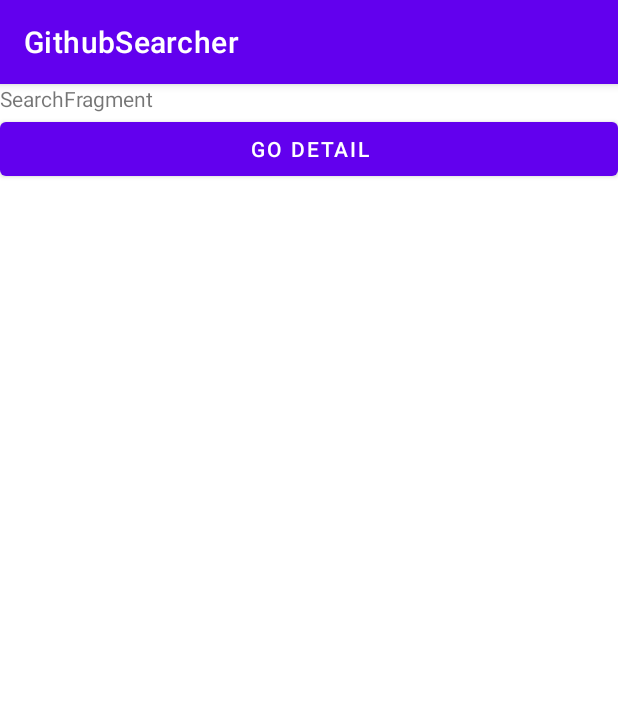
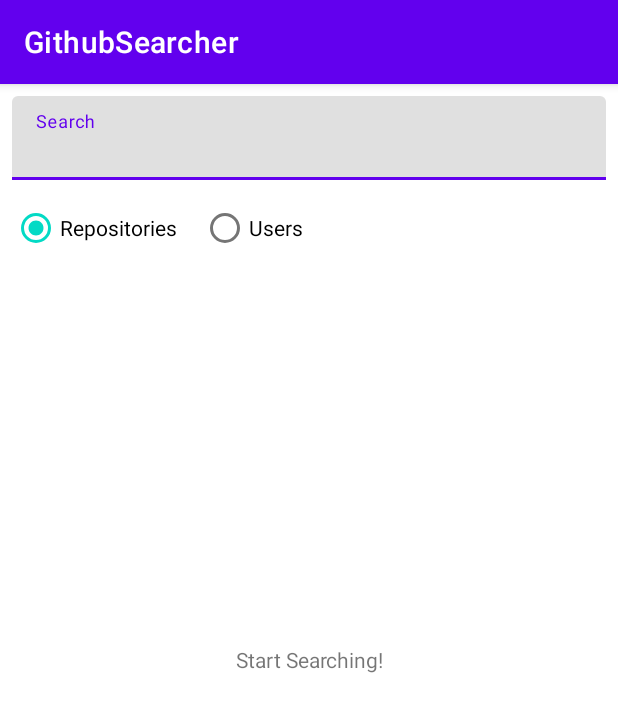
Before and after one commit to oguzzhan/GithubSearcher, an Android app: the screen it shows after launch (MainActivity), on a phone screen of 412 x 824 dp. Shown: the top 712 px of the screen. Run offline under Robolectric (Android 15) with nearby library versions, the phone set to English and light mode, and no system bars; our stand-ins replace Dagger/Hilt's generated code, data binding.

Commit message:
search fragment ui done

```diff
--- a/app/src/main/java/com/ozzy/githubsearcher/ui/search/SearchFragment.kt
+++ b/app/src/main/java/com/ozzy/githubsearcher/ui/search/SearchFragment.kt
@@ -1,37 +1,66 @@
 package com.ozzy.githubsearcher.ui.search
 
-import androidx.lifecycle.ViewModelProvider
 import android.os.Bundle
+import android.util.Log
+import android.view.KeyEvent
 import androidx.fragment.app.Fragment
 import android.view.LayoutInflater
 import android.view.View
 import android.view.ViewGroup
-import androidx.navigation.fragment.findNavController
+import android.view.inputmethod.EditorInfo
+import androidx.fragment.app.viewModels
 import com.ozzy.githubsearcher.R
-import kotlinx.android.synthetic.main.search_fragment.*
+import com.ozzy.githubsearcher.databinding.SearchFragmentBinding
+import kotlinx.android.synthetic.main.search_fragment.view.*
 
 class SearchFragment : Fragment() {
 
-    companion object {
-        fun newInstance() = SearchFragment()
-    }
-
-    private lateinit var viewModel: SearchViewModel
+    private val viewModel: SearchViewModel by viewModels()
+    private lateinit var binding : SearchFragmentBinding
 
     override fun onCreateView(
         inflater: LayoutInflater, container: ViewGroup?,
         savedInstanceState: Bundle?
-    ): View? {
-        return inflater.inflate(R.layout.search_fragment, container, false)
+    ): View {
+        binding = SearchFragmentBinding.inflate(inflater,container,false)
+        binding.viewModel = viewModel
+        binding.lifecycleOwner = viewLifecycleOwner
+        return binding.root
     }
 
-    override fun onActivityCreated(savedInstanceState: Bundle?) {
-        super.onActivityCreated(savedInstanceState)
-        viewModel = ViewModelProvider(this).get(SearchViewModel::class.java)
-        buttonGo.setOnClickListener {
-            findNavController().navigate(R.id.action_searchFragment_to_detailFragment)
-        }
-        // TODO: Use the ViewModel
+    override fun onViewCreated(view: View, savedInstanceState: Bundle?) {
+        super.onViewCreated(view, savedInstanceState)
+        initRadioGroupListener()
+        initSearchInputListener()
+
     }
 
+    private fun initRadioGroupListener(){
+        binding.radioGroupSearch.setOnCheckedChangeListener { _, checkedId ->
+            when(checkedId){
+                R.id.radioButtonRepositories -> binding.viewModel!!.radioCheck.postValue("Repositories")
+                R.id.radioButtonUsers -> binding.viewModel!!.radioCheck.postValue("Users")
+            }
+        }
+    }
+
+
+    private fun initSearchInputListener() {
+        binding.editTextSearch.setOnEditorActionListener { view: View, actionId: Int, _: KeyEvent? ->
+            if (actionId == EditorInfo.IME_ACTION_SEARCH) {
+                binding.viewModel!!.search()
+                true
+            } else {
+                false
+            }
+        }
+        binding.editTextSearch.setOnKeyListener { view: View, keyCode: Int, event: KeyEvent ->
+            if (event.action == KeyEvent.ACTION_DOWN && keyCode == KeyEvent.KEYCODE_ENTER) {
+                binding.viewModel!!.search()
+                true
+            } else {
+                false
+            }
+        }
+    }
 }
--- a/app/src/main/java/com/ozzy/githubsearcher/ui/search/SearchViewModel.kt
+++ b/app/src/main/java/com/ozzy/githubsearcher/ui/search/SearchViewModel.kt
@@ -1,7 +1,13 @@
 package com.ozzy.githubsearcher.ui.search
 
+import androidx.lifecycle.MutableLiveData
 import androidx.lifecycle.ViewModel
 
 class SearchViewModel : ViewModel() {
-    // TODO: Implement the ViewModel
+    val query = MutableLiveData<String>().apply { value = "" }
+    val radioCheck = MutableLiveData<String>()
+
+    fun search(){
+
+    }
 }
--- /dev/null
+++ b/app/src/main/java/com/ozzy/githubsearcher/util/BindingAdapters.kt
@@ -0,0 +1,31 @@
+/*
+ * Copyright (C) 2017 The Android Open Source Project
+ *
+ * Licensed under the Apache License, Version 2.0 (the "License");
+ * you may not use this file except in compliance with the License.
+ * You may obtain a copy of the License at
+ *
+ *      http://www.apache.org/licenses/LICENSE-2.0
+ *
+ * Unless required by applicable law or agreed to in writing, software
+ * distributed under the License is distributed on an "AS IS" BASIS,
+ * WITHOUT WARRANTIES OR CONDITIONS OF ANY KIND, either express or implied.
+ * See the License for the specific language governing permissions and
+ * limitations under the License.
+ */
+
+package com.ozzy.githubsearcher.util
+
+import androidx.databinding.BindingAdapter
+import android.view.View
+
+/**
+ * Data Binding adapters specific to the app.
+ */
+object BindingAdapters {
+    @JvmStatic
+    @BindingAdapter("isVisible")
+    fun showHide(view: View, show: Boolean) {
+        view.visibility = if (show) View.VISIBLE else View.GONE
+    }
+}
--- a/app/src/main/res/layout/search_fragment.xml
+++ b/app/src/main/res/layout/search_fragment.xml
@@ -4,7 +4,6 @@
     xmlns:tools="http://schemas.android.com/tools">
 
     <data>
-
         <variable
             name="viewModel"
             type="com.ozzy.githubsearcher.ui.search.SearchViewModel" />
@@ -15,20 +14,68 @@
         android:layout_height="match_parent"
         tools:context=".ui.search.SearchFragment">
 
-        <TextView
-            android:id="@+id/textViewSearch"
+        <com.google.android.material.textfield.TextInputLayout
+            android:id="@+id/textInputLayoutSearch"
             android:layout_width="match_parent"
             android:layout_height="wrap_content"
-            android:text="SearchFragment"
-            app:layout_constraintTop_toTopOf="parent" />
+            android:layout_marginStart="@dimen/margin_8dp"
+            android:layout_marginTop="@dimen/margin_8dp"
+            android:layout_marginEnd="@dimen/margin_8dp"
+            app:layout_constraintEnd_toEndOf="parent"
+            app:layout_constraintStart_toStartOf="parent"
+            app:layout_constraintTop_toTopOf="parent">
 
+            <EditText
+                android:id="@+id/editTextSearch"
+                android:layout_width="match_parent"
+                android:layout_height="wrap_content"
+                android:hint="@string/hint_search"
+                android:imeOptions="actionSearch"
+                android:importantForAutofill="no"
+                android:inputType="textNoSuggestions"
+                android:text="@={viewModel.query}"
+                tools:text="search" />
 
-        <Button
-            android:id="@+id/buttonGo"
-            android:text="Go Detail"
+        </com.google.android.material.textfield.TextInputLayout>
+
+        <RadioGroup
+            android:id="@+id/radioGroupSearch"
             android:layout_width="match_parent"
             android:layout_height="wrap_content"
-            app:layout_constraintTop_toBottomOf="@id/textViewSearch" />
+            android:checkedButton="@id/radioButtonRepositories"
+            android:orientation="horizontal"
+            app:layout_constraintTop_toBottomOf="@id/textInputLayoutSearch">
+
+            <RadioButton
+                android:id="@+id/radioButtonRepositories"
+                android:layout_width="wrap_content"
+                android:layout_height="wrap_content"
+                android:layout_margin="@dimen/margin_8dp"
+                android:text="@string/repositories" />
+
+            <RadioButton
+                android:id="@+id/radioButtonUsers"
+                android:layout_width="wrap_content"
+                android:layout_height="wrap_content"
+                android:layout_margin="@dimen/margin_8dp"
+                android:text="@string/users" />
+
+        </RadioGroup>
+
+        <androidx.recyclerview.widget.RecyclerView
+            android:layout_width="match_parent"
+            android:layout_height="wrap_content"
+            android:layout_marginStart="@dimen/margin_8dp"
+            android:layout_marginTop="@dimen/margin_8dp"
+            android:layout_marginEnd="@dimen/margin_8dp"
+            app:layout_constraintTop_toBottomOf="@id/radioGroupSearch" />
+
+        <TextView
+            android:layout_width="match_parent"
+            android:layout_height="match_parent"
+            android:gravity="center"
+            android:text="@string/start_searching"
+            isVisible='@{viewModel.query == ""}' />
 
     </androidx.constraintlayout.widget.ConstraintLayout>
 </layout>
--- /dev/null
+++ b/app/src/main/res/values/dimens.xml
@@ -0,0 +1,4 @@
+<?xml version="1.0" encoding="utf-8"?>
+<resources>
+    <dimen name="margin_8dp">8dp</dimen>
+</resources>
--- a/app/src/main/res/values/strings.xml
+++ b/app/src/main/res/values/strings.xml
@@ -1,3 +1,7 @@
 <resources>
     <string name="app_name">GithubSearcher</string>
+    <string name="hint_search">Search</string>
+    <string name="repositories">Repositories</string>
+    <string name="users">Users</string>
+    <string name="start_searching">Start Searching!</string>
 </resources>
```
Also changed, not shown: app/src/main/java/com/ozzy/githubsearcher/api/model/RepositoriesResponse.kt (added, +210 -0 lines), 30 other files.
